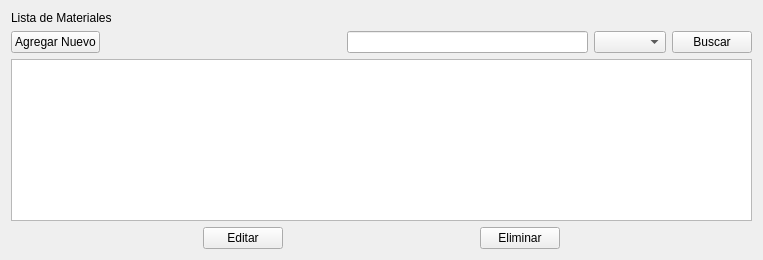
Above: Biblioteca/Views/Materiales.ui from rescobedoq/sbd before the change. Below: the same form after it.
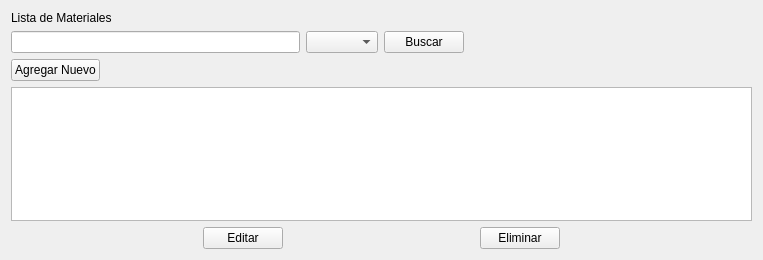
That is the form after the change.

Commit message: buscar material actualizado final

Diff of the .ui file:
```diff
--- a/Biblioteca/Views/Materiales.ui
+++ b/Biblioteca/Views/Materiales.ui
@@ -37,27 +37,7 @@
     </widget>
    </item>
    <item>
-    <layout class="QHBoxLayout" name="horizontalLayout">
-     <item>
-      <widget class="QPushButton" name="crearMaterialButton">
-       <property name="text">
-        <string>Agregar Nuevo</string>
-       </property>
-      </widget>
-     </item>
-     <item>
-      <spacer name="horizontalSpacer">
-       <property name="orientation">
-        <enum>Qt::Orientation::Horizontal</enum>
-       </property>
-       <property name="sizeHint" stdset="0">
-        <size>
-         <width>40</width>
-         <height>20</height>
-        </size>
-       </property>
-      </spacer>
-     </item>
+    <layout class="QHBoxLayout" name="horizontalLayout_3">
      <item>
       <widget class="QLineEdit" name="txtBuscar"/>
      </item>
@@ -70,6 +50,43 @@
         <string>Buscar</string>
        </property>
       </widget>
+     </item>
+     <item>
+      <spacer name="horizontalSpacer_5">
+       <property name="orientation">
+        <enum>Qt::Orientation::Horizontal</enum>
+       </property>
+       <property name="sizeHint" stdset="0">
+        <size>
+         <width>40</width>
+         <height>20</height>
+        </size>
+       </property>
+      </spacer>
+     </item>
+    </layout>
+   </item>
+   <item>
+    <layout class="QHBoxLayout" name="horizontalLayout">
+     <item>
+      <widget class="QPushButton" name="crearMaterialButton">
+       <property name="text">
+        <string>Agregar Nuevo</string>
+       </property>
+      </widget>
+     </item>
+     <item>
+      <spacer name="horizontalSpacer">
+       <property name="orientation">
+        <enum>Qt::Orientation::Horizontal</enum>
+       </property>
+       <property name="sizeHint" stdset="0">
+        <size>
+         <width>40</width>
+         <height>20</height>
+        </size>
+       </property>
+      </spacer>
      </item>
     </layout>
    </item>
```
